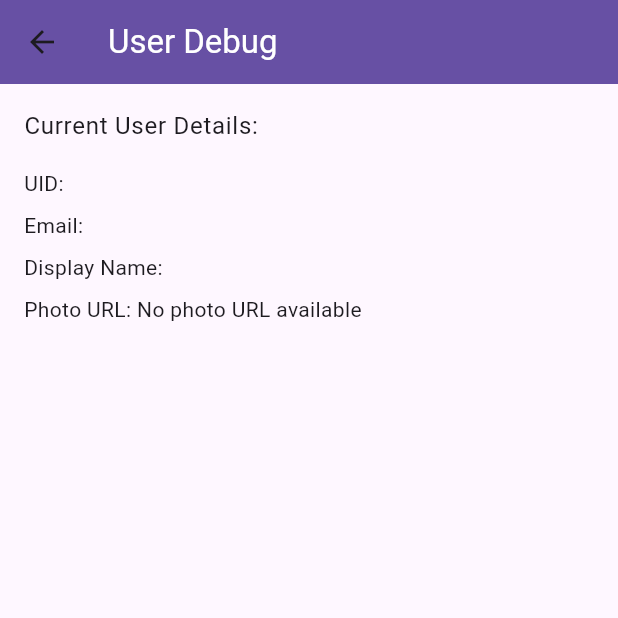
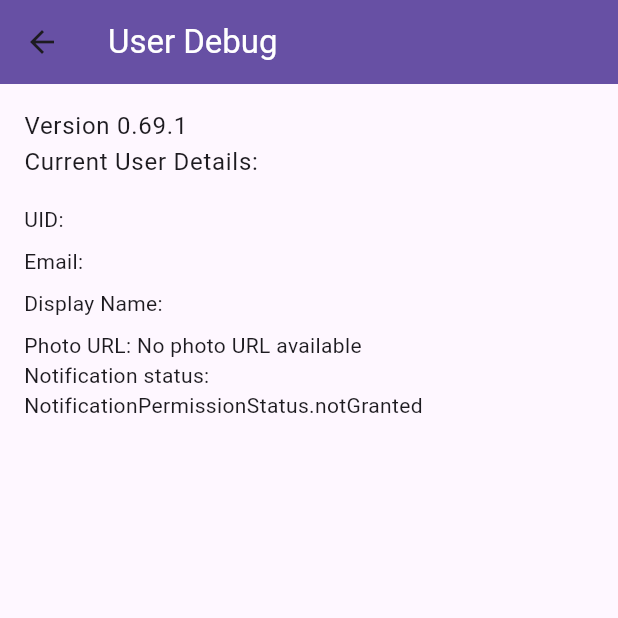
Before and after one commit to calebjderosier/hundyp-mobile, a Flutter app: the LedgerScreen screen opened directly, on a phone screen of 412 x 824 dp, the top half of it. Run offline on Flutter 3.47's test engine with Material 3 defaults, Android fonts, the phone set to English and light mode, and no system bars; our stand-ins replace cloud_firestore, cloud_functions, firebase_analytics, firebase_auth, firebase_core, firebase_crashlytics and 3 more; missing offline and left inert: dart:html; accounts and stored records are empty.

Commit message:
add logging

```diff
--- a/lib/screens/ledger_screen.dart
+++ b/lib/screens/ledger_screen.dart
@@ -1,5 +1,6 @@
 import 'package:firebase_auth/firebase_auth.dart';
 import 'package:flutter/material.dart';
+import 'package:hundy_p/firebase/service/messaging_service.dart';
 
 class LedgerScreen extends StatelessWidget {
   const LedgerScreen({super.key});
@@ -25,6 +26,10 @@ class LedgerScreen extends StatelessWidget {
           crossAxisAlignment: CrossAxisAlignment.start,
           children: [
             Text(
+              'Version 0.69.1',
+              style: Theme.of(context).textTheme.bodyLarge,
+            ),
+            Text(
               'Current User Details:',
               style: Theme.of(context).textTheme.bodyLarge,
             ),
@@ -40,6 +45,7 @@ class LedgerScreen extends StatelessWidget {
             Text(
               'Photo URL: ${currentUser.photoURL ?? "No photo URL available"}',
             ),
+            Text('Notification status: ${getNotificationPermission()}')
           ],
         )
             : Center(
```
